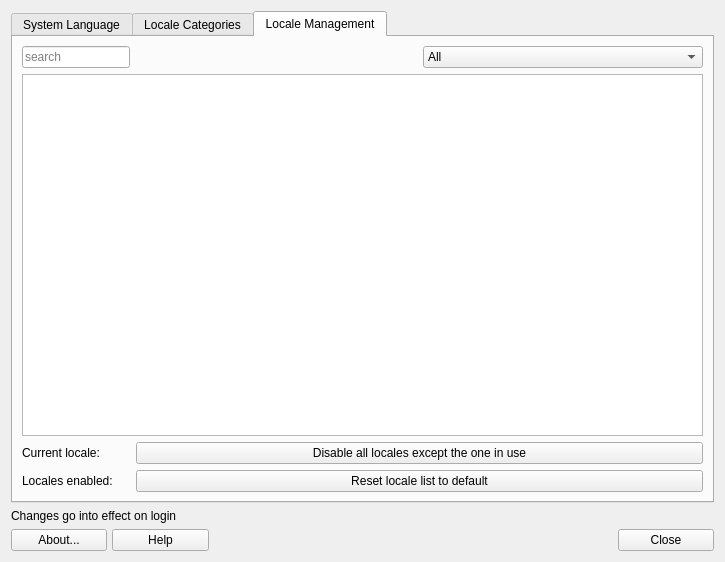
Above: mx-locale/mainwindow.ui from q4os/mxtools-for-debian before the change. Below: the same form after it.
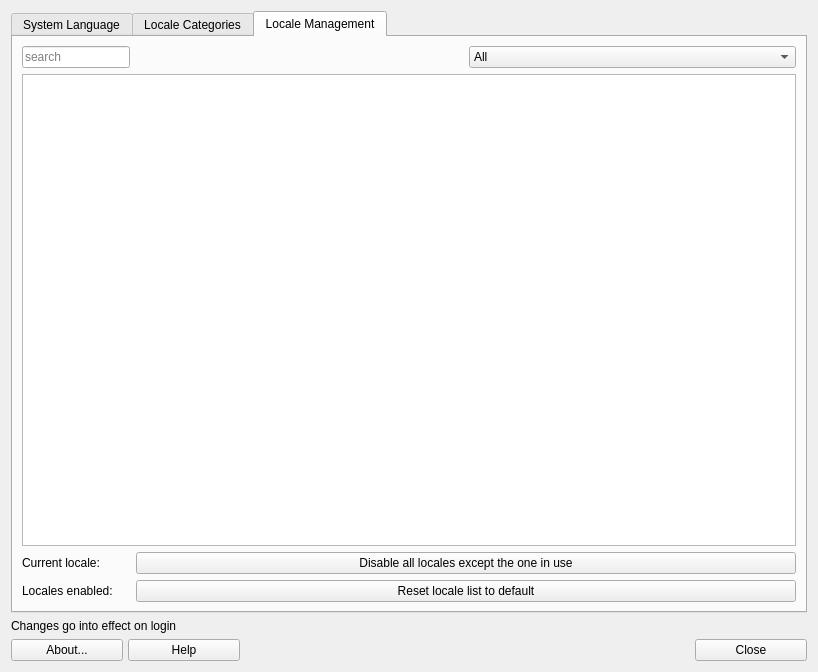
That is the form after the change. The open tabs and pages were chosen to show the change. Icons and pictures are not drawn.

The edit to the form file:
```diff
--- a/mx-locale/mainwindow.ui
+++ b/mx-locale/mainwindow.ui
@@ -6,8 +6,8 @@
    <rect>
     <x>0</x>
     <y>0</y>
-    <width>725</width>
-    <height>562</height>
+    <width>818</width>
+    <height>672</height>
    </rect>
   </property>
   <property name="windowTitle">
```
Left out of the diff: 16 changed lines with no effect on the pictures.
